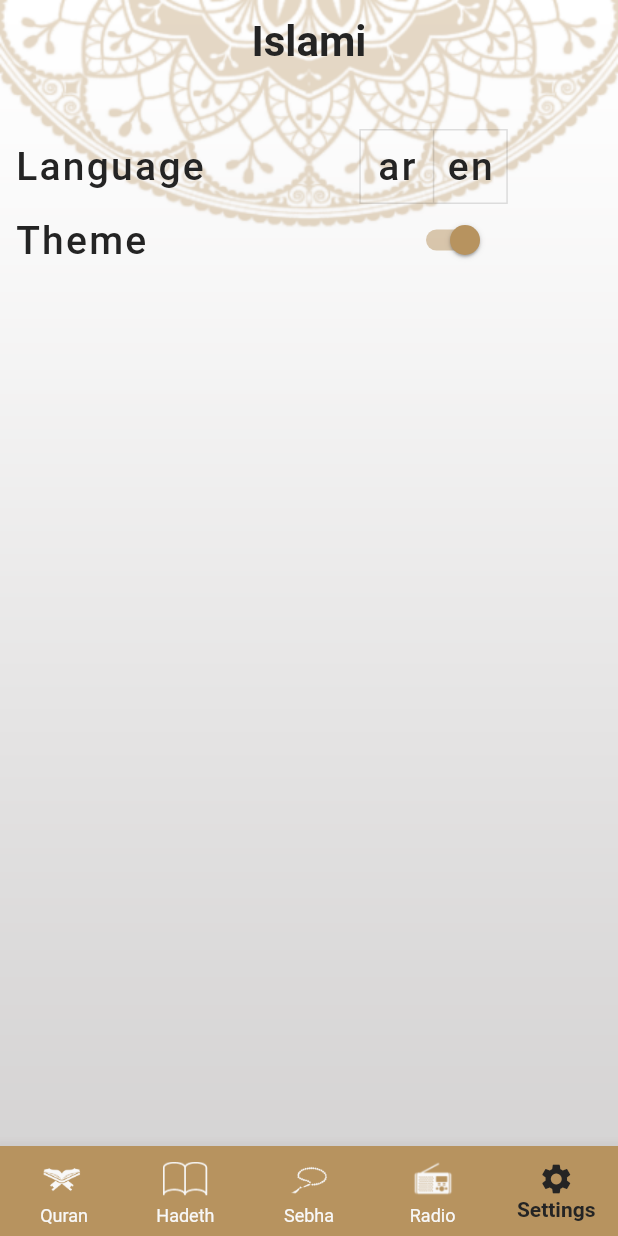
After one commit to ahmedkhamees101/islami-v1, a Flutter app: the screen it shows after launch, item 5 of the bottom bar chosen, on a phone screen of 412 x 824 dp. The commit adds this screen. Run offline on Flutter 3.47's test engine with Material 2 defaults, Android fonts, the phone set to English and light mode, and no system bars.

```diff
--- /dev/null
+++ b/lib/nav_taps/settings_screen.dart
@@ -0,0 +1,41 @@
+import 'package:flutter/material.dart';
+
+class SettingScreen extends StatefulWidget {
+  @override
+  State<SettingScreen> createState() => _SettingScreenState();
+}
+
+class _SettingScreenState extends State<SettingScreen> {
+  @override
+  Widget build(BuildContext context) {
+    bool isEn= true;
+    return Scaffold(
+      body:  Container(
+        margin: EdgeInsets.only(top: 30,left: 10),
+        child: Column(
+          children: [
+            Row(
+              children: [
+                Text('Language',style: Theme.of(context).textTheme.labelSmall,),
+                SizedBox(width:MediaQuery.of(context).size.width*0.25,),
+               ToggleButtons(selectedColor: Colors.cyan,children: [
+                 Text('ar',style: Theme.of(context).textTheme.labelSmall,),
+                 Text('en',style: Theme.of(context).textTheme.labelSmall,),
+               ], isSelected: [true,false])
+
+              ],
+            ),
+            Row(
+              children: [
+                Text('Theme ',style: Theme.of(context).textTheme.labelSmall,),
+                SizedBox(width: MediaQuery.of(context).size.width*0.4,),
+                Switch(value: true, onChanged: (_){})
+              ],
+            )
+          ],
+
+        ),
+      ),
+    );
+  }
+}
--- a/lib/ui/home_screen.dart
+++ b/lib/ui/home_screen.dart
@@ -4,7 +4,8 @@ import 'package:islami/nav_taps/quran/quran.dart';
 import 'package:islami/nav_taps/radio/radio.dart';
 import 'package:islami/nav_taps/sebha/sebha.dart';
 
-import 'my_theme.dart';
+import '../nav_taps/settings_screen.dart';
+
 
 class HomeScreen extends StatefulWidget {
 static const String routeName='home';
@@ -15,7 +16,7 @@ static const String routeName='home';
 
 class _HomeScreenState extends State<HomeScreen> {
   int index=0;
-  List<Widget> taps=[QuranTap(),HadethTap(),SebhaTap(),RadioTap()];
+  List<Widget> taps=[QuranTap(),HadethTap(),SebhaTap(),RadioTap(),SettingScreen()];
   @override
   Widget build(BuildContext context) {
     return  Stack(
@@ -46,6 +47,7 @@ class _HomeScreenState extends State<HomeScreen> {
               ),
               BottomNavigationBarItem(icon: ImageIcon(AssetImage('assets/imgs/radio.png'),size: 30,),label: 'Radio',
               ),
+              BottomNavigationBarItem(icon:Icon(Icons.settings),label: 'Settings')
             ],
           ),
         ),
```
